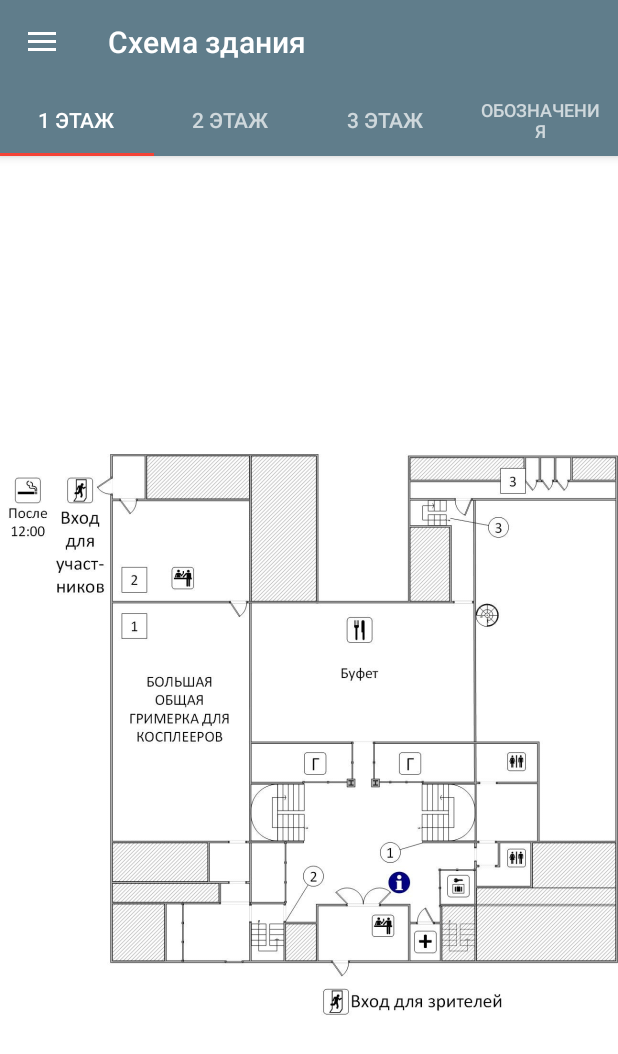
After one commit to Badront/Cosplay2, an Android app: the fragment SchemeFragment placed in its activity, on a phone screen of 412 x 824 dp. The commit adds this screen. Shown: the top 1054 px of the screen. Run offline under Robolectric (Android 15) with nearby library versions, the phone set to English and light mode, and no system bars; our stand-ins replace CircleImageView; pictures from the network do not load; 2 statements that could not run were skipped.

Commit message:
[nf] scheme

```diff
--- a/app/build.gradle
+++ b/app/build.gradle
@@ -6,7 +6,7 @@ repositories {
 
 android {
     compileSdkVersion 23
-    buildToolsVersion "23.0.1"
+    buildToolsVersion "23.0.2"
 
     defaultConfig {
         applicationId "ru.badr.cosplay2"
--- a/app/src/main/java/ru/badr/cosplay2/activity/FragmentWrapperActivity.java
+++ b/app/src/main/java/ru/badr/cosplay2/activity/FragmentWrapperActivity.java
@@ -19,6 +19,7 @@ import ru.badr.cosplay2.fragment.MediaFragment;
 import ru.badr.cosplay2.fragment.MembersList;
 import ru.badr.cosplay2.fragment.NewsFragment;
 import ru.badr.cosplay2.fragment.PhotoCosplayListFragment;
+import ru.badr.cosplay2.fragment.SchemeFragment;
 
 /**
  * Created by ABadretdinov
@@ -63,6 +64,11 @@ public class FragmentWrapperActivity extends BaseActivity implements NavigationV
             case R.id.news:
                 if (!(fragment instanceof NewsFragment)) {
                     Navigate.toMain(this, NewsFragment.class, menuItem.getItemId());
+                }
+                break;
+            case R.id.scheme:
+                if (!(fragment instanceof SchemeFragment)) {
+                    Navigate.toMain(this, SchemeFragment.class);
                 }
                 break;
             case R.id.about:
--- /dev/null
+++ b/app/src/main/java/ru/badr/cosplay2/adapter/SchemePagerAdapter.java
@@ -0,0 +1,42 @@
+package ru.badr.cosplay2.adapter;
+
+import android.content.Context;
+import android.support.v4.app.Fragment;
+import android.support.v4.app.FragmentManager;
+import android.support.v4.app.FragmentPagerAdapter;
+
+import ru.badr.cosplay2.R;
+import ru.badr.cosplay2.fragment.ImageFragment;
+
+/**
+ * Created by ABadretdinov
+ * 03.11.2015
+ * 17:44
+ */
+public class SchemePagerAdapter extends FragmentPagerAdapter {
+    private String[] mTitles;
+
+    public SchemePagerAdapter(Context context, FragmentManager fm) {
+        super(fm);
+        mTitles = context.getResources().getStringArray(R.array.scheme_names);
+    }
+
+    @Override
+    public Fragment getItem(int position) {
+        StringBuilder path = new StringBuilder("file:///android_asset/scheme/");
+        path.append(position + 1).append(".jpg");
+        ImageFragment fragment = new ImageFragment();
+        fragment.setImagePath(path.toString());
+        return fragment;
+    }
+
+    @Override
+    public int getCount() {
+        return mTitles.length;
+    }
+
+    @Override
+    public CharSequence getPageTitle(int position) {
+        return mTitles[position];
+    }
+}
--- /dev/null
+++ b/app/src/main/java/ru/badr/cosplay2/fragment/ImageFragment.java
@@ -0,0 +1,38 @@
+package ru.badr.cosplay2.fragment;
+
+import android.os.Bundle;
+import android.support.annotation.Nullable;
+import android.support.v4.app.Fragment;
+import android.view.LayoutInflater;
+import android.view.View;
+import android.view.ViewGroup;
+import android.widget.ImageView;
+
+import com.bumptech.glide.Glide;
+
+import ru.badr.cosplay2.R;
+
+/**
+ * Created by ABadretdinov
+ * 22.09.2015
+ * 16:44
+ */
+public class ImageFragment extends Fragment {
+    private String mImagePath;
+
+    public void setImagePath(String path) {
+        this.mImagePath = path;
+    }
+
+
+    @Nullable
+    @Override
+    public View onCreateView(LayoutInflater inflater, ViewGroup container, Bundle savedInstanceState) {
+        View view = inflater.inflate(R.layout.image_holder, container, false);
+        ImageView imageView = (ImageView) view.findViewById(R.id.image);
+        Glide.with(this).load(mImagePath).into(imageView);
+
+        return view;
+    }
+
+}
--- /dev/null
+++ b/app/src/main/java/ru/badr/cosplay2/fragment/SchemeFragment.java
@@ -0,0 +1,29 @@
+package ru.badr.cosplay2.fragment;
+
+import android.support.v4.app.FragmentPagerAdapter;
+
+import ru.badr.base.fragment.BaseViewPagerFragment;
+import ru.badr.cosplay2.R;
+import ru.badr.cosplay2.adapter.SchemePagerAdapter;
+
+/**
+ * Created by ABadretdinov
+ * 03.11.2015
+ * 17:43
+ */
+public class SchemeFragment extends BaseViewPagerFragment {
+    @Override
+    public int getLayoutId() {
+        return R.layout.simple_viewpager_layout;
+    }
+
+    @Override
+    public FragmentPagerAdapter getAdapter() {
+        return new SchemePagerAdapter(getActivity(), getChildFragmentManager());
+    }
+
+    @Override
+    protected String getTitle() {
+        return getString(R.string.scheme);
+    }
+}
--- a/app/src/main/res/layout/image_holder.xml
+++ b/app/src/main/res/layout/image_holder.xml
@@ -1,7 +1,8 @@
 <?xml version="1.0" encoding="utf-8"?>
 <FrameLayout xmlns:android="http://schemas.android.com/apk/res/android"
     android:layout_width="match_parent"
-    android:layout_height="match_parent">
+    android:layout_height="match_parent"
+    android:background="@android:color/white">
 
     <ImageView
         android:id="@+id/image"
--- a/app/src/main/res/menu/main_menu.xml
+++ b/app/src/main/res/menu/main_menu.xml
@@ -27,6 +27,10 @@
             android:icon="@drawable/news"
             android:title="@string/news" />
         <item
+            android:id="@+id/scheme"
+            android:icon="@drawable/scheme"
+            android:title="@string/scheme" />
+        <item
             android:id="@+id/about"
             android:icon="@drawable/about"
             android:title="@string/about" />
--- a/app/src/main/res/values/arrays.xml
+++ b/app/src/main/res/values/arrays.xml
@@ -8,4 +8,10 @@
         <item>Фотографии</item>
         <item>Альбомы</item>
     </string-array>
+    <string-array name="scheme_names">
+        <item>1 этаж</item>
+        <item>2 этаж</item>
+        <item>3 этаж</item>
+        <item>Обозначения</item>
+    </string-array>
 </resources>
--- a/app/src/main/res/values/strings.xml
+++ b/app/src/main/res/values/strings.xml
@@ -4,6 +4,7 @@
     <string name="members">Участники</string>
     <string name="jury">Жюри и Организаторы</string>
     <string name="news">Новости</string>
+    <string name="scheme">Схема здания</string>
     <string name="about">О фестивале</string>
     <string name="about_title">OPENCON 2015</string>
     <string name="about_text">Приглашаем посетить 4-й Межрегиональный фестиваль азиатской культуры и фантастики OPENCON 2015. Тема в этом году спорт! А значит нас ждут настоящие косплейные соревнования! В этом году новые секции — тематическое спортивное дефиле и KING SIZE для больших делегаций. К призовому фонду в этом году мы добавляем ГРАН-ПРИ — оверлок, обладателем которого может стать любой участник дефиле фестиваля OPENCON. Зрителей ждут конкурсы и подарки! Ждем всех в Казани 5 декабря!</string>
--- a/appbase/build.gradle
+++ b/appbase/build.gradle
@@ -2,7 +2,7 @@ apply plugin: 'com.android.library'
 
 android {
     compileSdkVersion 23
-    buildToolsVersion "23.0.1"
+    buildToolsVersion "23.0.2"
 
     defaultConfig {
         minSdkVersion 15
@@ -20,10 +20,10 @@ android {
 
 dependencies {
     compile fileTree(dir: 'libs', include: ['*.jar'])
-    compile 'com.android.support:appcompat-v7:23.0.1'
-    compile 'com.android.support:design:23.0.1'
-    compile 'com.android.support:cardview-v7:23.0.1'
-    compile 'com.android.support:recyclerview-v7:23.0.1'
+    compile 'com.android.support:appcompat-v7:23.1.0'
+    compile 'com.android.support:design:23.1.0'
+    compile 'com.android.support:cardview-v7:23.1.0'
+    compile 'com.android.support:recyclerview-v7:23.1.0'
     compile 'com.github.bumptech.glide:glide:3.6.0'
     compile 'com.pnikosis:materialish-progress:1.4'
     compile 'com.hannesdorfmann.smoothprogressbar:library:1.0.0'
```
Also changed, not shown: app/src/main/assets/scheme/1.jpg (added), app/src/main/assets/scheme/2.jpg (added), app/src/main/assets/scheme/3.jpg (added), app/src/main/assets/scheme/4.jpg (added), app/src/main/res/drawable-hdpi/scheme.png (added), app/src/main/res/drawable-mdpi/scheme.png (added), app/src/main/res/drawable-xhdpi/scheme.png (added), app/src/main/res/drawable-xxhdpi/scheme.png (added), app/src/main/res/drawable-xxxhdpi/scheme.png (added).
